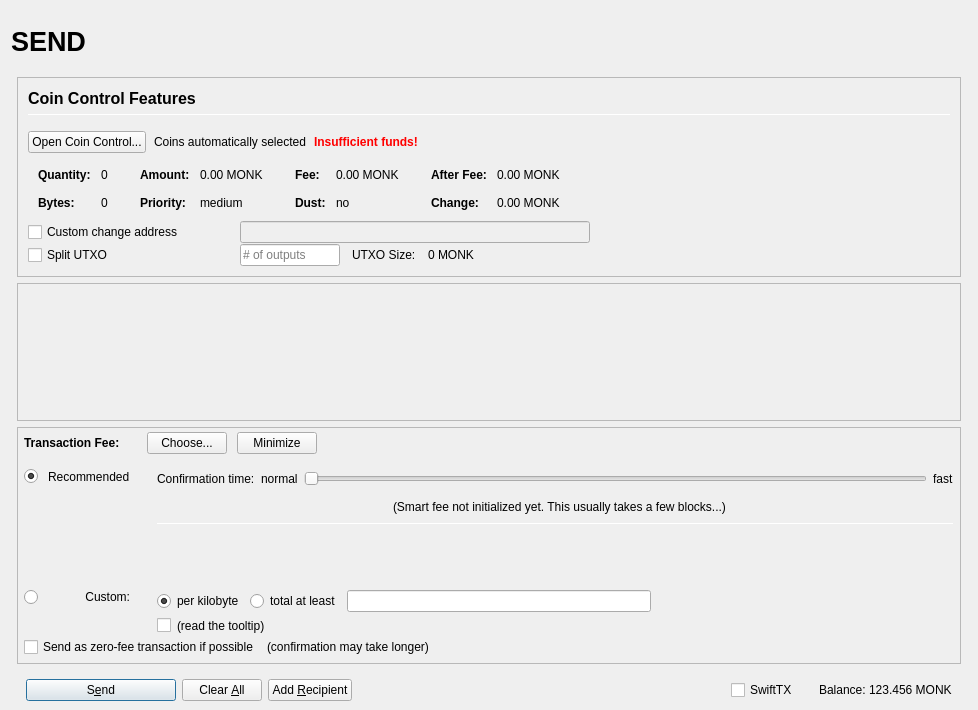
The window that src/qt/forms/sendcoinsdialog.ui (weoka/MonkeyV2) describes before a commit, drawn with Qt 5.
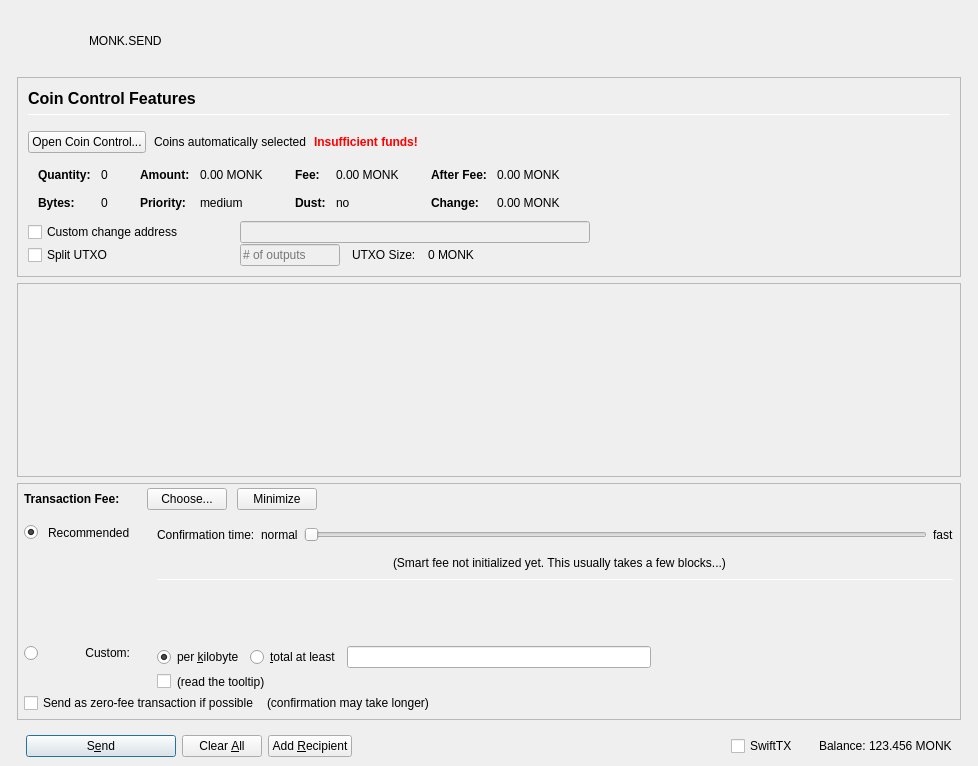
The same window after the commit. Icons and pictures are not drawn. Custom widgets are drawn as their Qt base class.

The edit to the form file:
```diff
--- a/src/qt/forms/sendcoinsdialog.ui
+++ b/src/qt/forms/sendcoinsdialog.ui
@@ -10,7 +10,7 @@
     <x>0</x>
     <y>0</y>
     <width>978</width>
-    <height>710</height>
+    <height>766</height>
    </rect>
   </property>
   <property name="windowTitle">
@@ -53,33 +53,27 @@
          <number>0</number>
         </property>
         <item>
-         <layout class="QHBoxLayout" name="horizontalLayout_Header" stretch="1,0,1">
+         <layout class="QHBoxLayout" name="horizontalLayout_Header" stretch="0,1,0">
           <property name="spacing">
            <number>6</number>
           </property>
+          <item>
+           <widget class="QLabel" name="labelOverviewHeaderLogo">
+            <property name="minimumSize">
+             <size>
+              <width>72</width>
+              <height>60</height>
+             </size>
+            </property>
+            <property name="text">
+             <string/>
+            </property>
+           </widget>
+          </item>
           <item>
            <widget class="QLabel" name="labelOverviewHeaderLeft">
-            <property name="minimumSize">
-             <size>
-              <width>464</width>
-              <height>60</height>
-             </size>
-            </property>
-            <property name="maximumSize">
-             <size>
-              <width>16777215</width>
-              <height>60</height>
-             </size>
-            </property>
-            <property name="font">
-             <font>
-              <pointsize>20</pointsize>
-              <weight>75</weight>
-              <bold>true</bold>
-             </font>
-            </property>
             <property name="text">
-             <string>SEND</string>
+             <string>MONK.SEND</string>
             </property>
             <property name="alignment">
              <set>Qt::AlignLeading|Qt::AlignLeft|Qt::AlignVCenter</set>
@@ -99,33 +93,6 @@
             </property>
            </spacer>
           </item>
-          <item>
-           <widget class="QLabel" name="labelOverviewHeaderRight">
-            <property name="minimumSize">
-             <size>
-              <width>464</width>
-              <height>60</height>
-             </size>
-            </property>
-            <property name="maximumSize">
-             <size>
-              <width>16777215</width>
-              <height>60</height>
-             </size>
-            </property>
-            <property name="font">
-             <font>
-              <pointsize>14</pointsize>
-             </font>
-            </property>
-            <property name="text">
-             <string/>
-            </property>
-            <property name="alignment">
-             <set>Qt::AlignRight|Qt::AlignTrailing|Qt::AlignVCenter</set>
-            </property>
-           </widget>
-          </item>
          </layout>
         </item>
        </layout>
@@ -816,6 +783,9 @@
                 </item>
                 <item>
                  <widget class="QLineEdit" name="splitBlockLineEdit">
+                  <property name="enabled">
+                   <bool>false</bool>
+                  </property>
                   <property name="sizePolicy">
                    <sizepolicy hsizetype="Preferred" vsizetype="Preferred">
                     <horstretch>50</horstretch>
@@ -897,8 +867,8 @@
             <rect>
              <x>0</x>
              <y>0</y>
-             <width>944</width>
-             <height>73</height>
+             <width>948</width>
+             <height>80</height>
             </rect>
            </property>
            <layout class="QVBoxLayout" name="verticalLayout_2" stretch="0,1">
@@ -1196,7 +1166,7 @@
                          <string>If the custom fee is set to 1000 uMONKs and the transaction is only 250 bytes, then &quot;per kilobyte&quot; only pays 250 uMONKs in fee,&lt;br /&gt;while &quot;at least&quot; pays 1000 uMONKs. For transactions bigger than a kilobyte both pay by kilobyte.</string>
                         </property>
                         <property name="text">
-                         <string>per kilobyte</string>
+                         <string>per &amp;kilobyte</string>
                         </property>
                         <property name="checked">
                          <bool>true</bool>
@@ -1212,7 +1182,7 @@
                          <string>If the custom fee is set to 1000 uMONKs and the transaction is only 250 bytes, then &quot;per kilobyte&quot; only pays 250 uMONKs in fee,&lt;br /&gt;while &quot;total at least&quot; pays 1000 uMONKs. For transactions bigger than a kilobyte both pay by kilobyte.</string>
                         </property>
                         <property name="text">
-                         <string>total at least</string>
+                         <string>&amp;total at least</string>
                         </property>
                         <attribute name="buttonGroup">
                          <string notr="true">groupCustomFee</string>
@@ -1607,12 +1577,19 @@
              <property name="toolTip">
               <string>Confirm the send action</string>
              </property>
+             <property name="styleSheet">
+              <string notr="true">QPushButton{qproperty-icon: url(&quot; &quot;);image: url(:/icons/confirm);}
+QPushButton:hover{image: url(:/icons/confirm_hover);}
+QPushButton:pressed{image: url(:/icons/confirm);}</string>
+             </property>
              <property name="text">
               <string>S&amp;end</string>
              </property>
-             <property name="icon">
-              <iconset resource="../monkey.qrc">
-               <normaloff>:/icons/send</normaloff>:/icons/send</iconset>
+             <property name="iconSize">
+              <size>
+               <width>32</width>
+               <height>16</height>
+              </size>
              </property>
              <property name="autoDefault">
               <bool>false</bool>
@@ -1633,12 +1610,18 @@
              <property name="toolTip">
               <string>Clear all fields of the form.</string>
              </property>
+             <property name="styleSheet">
+              <string notr="true">QPushButton{qproperty-icon: url(&quot; &quot;);image: url(:/icons/remove);}\nQPushButton:hover{image: url(:/icons/remove_black);}\nQPushButton:pressed{image: url(:/icons/remove);}\nQPushButton:disabled{image: url(:/icons/remove_disabled);}
+</string>
+             </property>
              <property name="text">
               <string>Clear &amp;All</string>
              </property>
-             <property name="icon">
-              <iconset resource="../monkey.qrc">
-               <normaloff>:/icons/remove</normaloff>:/icons/remove</iconset>
+             <property name="iconSize">
+              <size>
+               <width>32</width>
+               <height>16</height>
+              </size>
              </property>
              <property name="autoDefault">
               <bool>false</bool>
@@ -1650,12 +1633,17 @@
              <property name="toolTip">
               <string>Send to multiple recipients at once</string>
              </property>
+             <property name="styleSheet">
+              <string notr="true">QPushButton{qproperty-icon: url(&quot; &quot;);image: url(:/icons/add);}\nQPushButton:hover{image: url(:/icons/add_hover);}\nQPushButton:pressed{image: url(:/icons/add);}</string>
+             </property>
              <property name="text">
               <string>Add &amp;Recipient</string>
              </property>
-             <property name="icon">
-              <iconset resource="../monkey.qrc">
-               <normaloff>:/icons/add</normaloff>:/icons/add</iconset>
+             <property name="iconSize">
+              <size>
+               <width>32</width>
+               <height>16</height>
+              </size>
              </property>
              <property name="autoDefault">
               <bool>false</bool>
```
Left out of the diff: 2 changed lines with no effect on the pictures.
